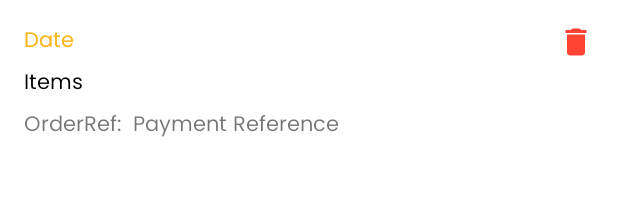
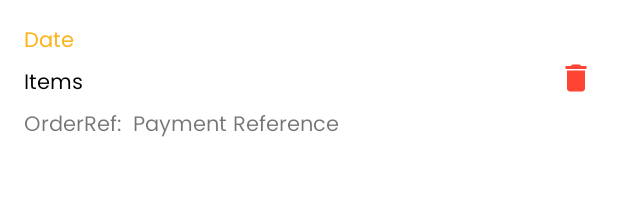
Before and after one commit to Emuolanari/Fruit2you, an Android app: the layout orders.xml on its own in the app's theme, with its tools: preview values and no code run, on a phone screen of 412 x 824 dp. Shown: the top 218 px of the screen. Run offline under Robolectric (Android 15) with nearby library versions, the phone set to English and light mode, and no system bars.

Commit message:
order details formatted

```diff
--- a/app/src/main/java/com/app/fruit2you/ui/fragments/CartFragment.kt
+++ b/app/src/main/java/com/app/fruit2you/ui/fragments/CartFragment.kt
@@ -155,10 +155,11 @@ class CartFragment: Fragment(R.layout.cart_fragment), KodeinAware {
             val items = it
             val separator = ","
             itemsString = items.joinToString(separator)
-            newString = itemsString.replace("FruitItem(name=", "")
+            newString = itemsString.replace("FruitItem(name=", "\n")
             newString = newString.replace("amount=", "₦")
             newString= newString.replace("quantity=", "quantity:")
             newString= newString.replace(")", "")
+            newString = newString.trim()
         })
 
         address.setOnTouchListener { v, event ->
--- a/app/src/main/res/layout/orders.xml
+++ b/app/src/main/res/layout/orders.xml
@@ -1,10 +1,10 @@
 <?xml version="1.0" encoding="utf-8"?>
-<androidx.constraintlayout.widget.ConstraintLayout
-    xmlns:android="http://schemas.android.com/apk/res/android"
+<androidx.constraintlayout.widget.ConstraintLayout xmlns:android="http://schemas.android.com/apk/res/android"
     xmlns:app="http://schemas.android.com/apk/res-auto"
-    android:orientation="vertical"
+    xmlns:tools="http://schemas.android.com/tools"
     android:layout_width="match_parent"
     android:layout_height="wrap_content"
+    android:orientation="vertical"
     android:padding="16dp">
 
     <TextView
@@ -15,9 +15,9 @@
         android:text="@string/date"
         android:textColor="#FCB51D"
         android:textSize="14sp"
+        app:layout_constraintBottom_toTopOf="@id/items"
         app:layout_constraintStart_toStartOf="parent"
-        app:layout_constraintTop_toTopOf="parent"
-        app:layout_constraintBottom_toTopOf="@id/items" />
+        app:layout_constraintTop_toTopOf="parent" />
 
     <TextView
         android:id="@+id/items"
@@ -46,12 +46,12 @@
         android:layout_width="wrap_content"
         android:layout_height="wrap_content"
         android:clickable="true"
+        android:contentDescription="@string/delete_icon"
         android:focusable="true"
         android:textSize="20sp"
         app:layout_constraintEnd_toEndOf="parent"
-        app:layout_constraintTop_toTopOf="parent"
-        app:srcCompat="@drawable/ic_delete2"
-        android:contentDescription="@string/delete_icon" />
+        app:layout_constraintTop_toBottomOf="@+id/date"
+        app:srcCompat="@drawable/ic_delete2" />
 
     <TextView
         android:id="@+id/referenceText"
```
